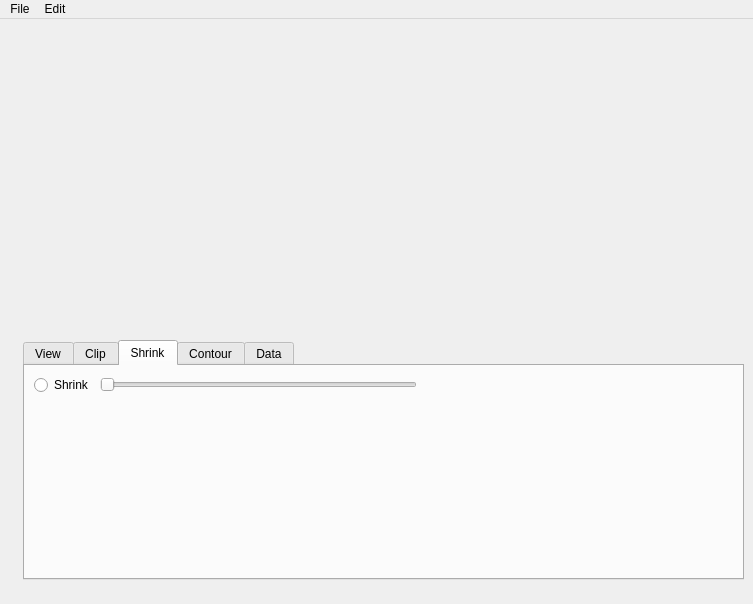
The window that include/mainwindow.ui (toarukagakunoSirius/ModelLoader) describes before a commit, drawn with Qt 5.
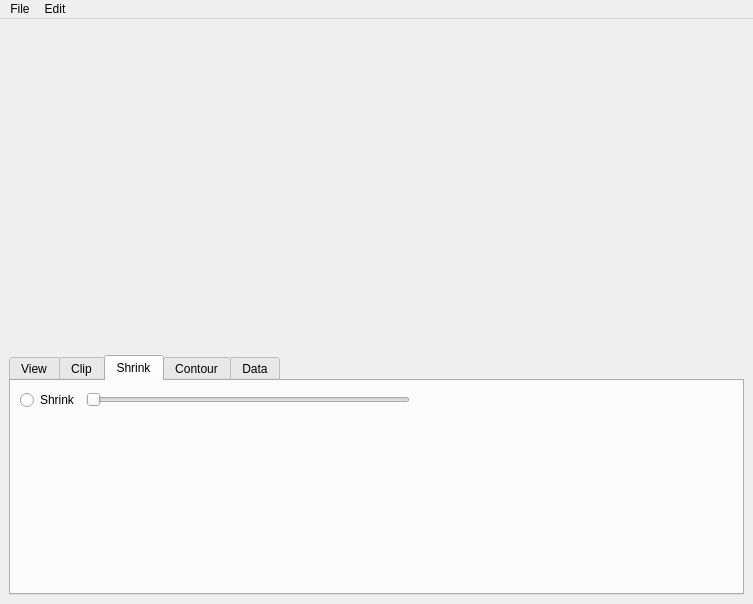
The same window after the commit. The open tabs and pages were chosen to show the change. Icons and pictures are not drawn. Custom widgets are drawn as their Qt base class.

Patch:
```diff
--- a/include/mainwindow.ui
+++ b/include/mainwindow.ui
@@ -17,15 +17,8 @@
    <bool>true</bool>
   </property>
   <widget class="QWidget" name="centralwidget">
-   <widget class="QWidget" name="">
-    <property name="geometry">
-     <rect>
-      <x>23</x>
-      <y>10</y>
-      <width>721</width>
-      <height>551</height>
-     </rect>
-    </property>
+   <layout class="QVBoxLayout" name="verticalLayout_10">
+    <item>
     <layout class="QHBoxLayout" name="horizontalLayout_12">
      <item>
       <layout class="QVBoxLayout" name="verticalLayout_9">
@@ -639,7 +632,8 @@
       </layout>
      </item>
     </layout>
-   </widget>
+    </item>
+   </layout>
   </widget>
   <widget class="QMenuBar" name="menuBar">
    <property name="geometry">
```
Left out of the diff: 2 changed lines with no effect on the pictures. Lines whose indentation alone changed are shown as unchanged.
